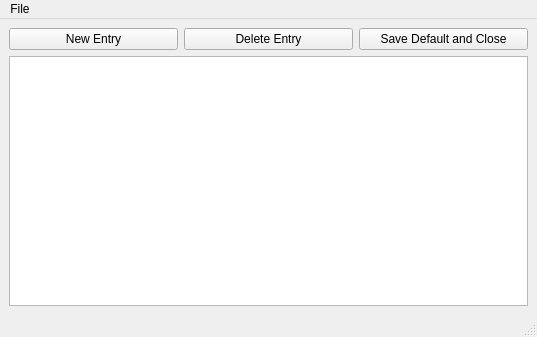
cityofaustin/TagTool, file src/UI Files/editor.ui: the form before one commit.
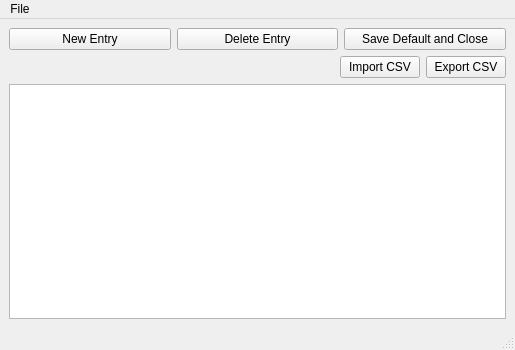
The form after the commit.

Commit message: Added import/export CSV for keyword editor Added Readme files

Diff of the .ui file:
```diff
--- a/src/UI Files/editor.ui
+++ b/src/UI Files/editor.ui
@@ -9,8 +9,8 @@
    <rect>
     <x>0</x>
     <y>0</y>
-    <width>537</width>
-    <height>337</height>
+    <width>515</width>
+    <height>350</height>
    </rect>
   </property>
   <property name="windowTitle">
@@ -43,6 +43,37 @@
       </item>
      </layout>
     </item>
+    <item>
+     <layout class="QHBoxLayout" name="horizontalLayout_2">
+      <item>
+       <spacer name="horizontalSpacer">
+        <property name="orientation">
+         <enum>Qt::Horizontal</enum>
+        </property>
+        <property name="sizeHint" stdset="0">
+         <size>
+          <width>40</width>
+          <height>20</height>
+         </size>
+        </property>
+       </spacer>
+      </item>
+      <item>
+       <widget class="QPushButton" name="btnImport">
+        <property name="text">
+         <string>Import CSV</string>
+        </property>
+       </widget>
+      </item>
+      <item>
+       <widget class="QPushButton" name="btnExport">
+        <property name="text">
+         <string>Export CSV</string>
+        </property>
+       </widget>
+      </item>
+     </layout>
+    </item>
     <item>
      <widget class="QTableWidget" name="tblEdit">
       <property name="selectionMode">
@@ -57,7 +88,7 @@
     <rect>
      <x>0</x>
      <y>0</y>
-     <width>537</width>
+     <width>515</width>
      <height>21</height>
     </rect>
    </property>
```
Left out of the diff: 20 changed lines with no effect on the pictures. The commit also changes 12 other files.
